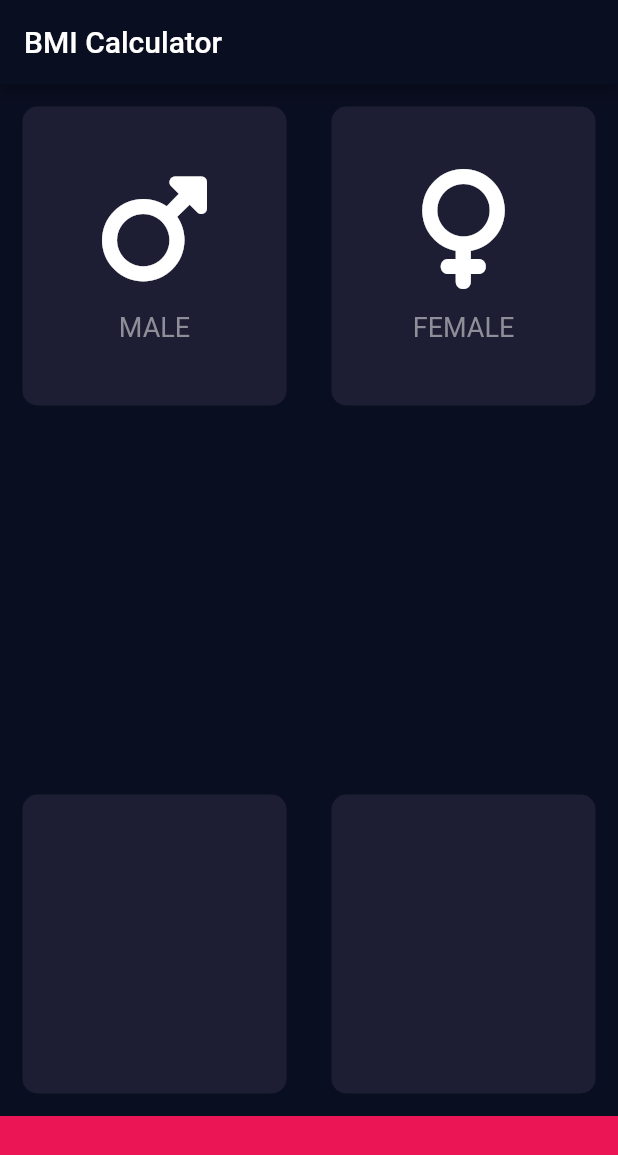
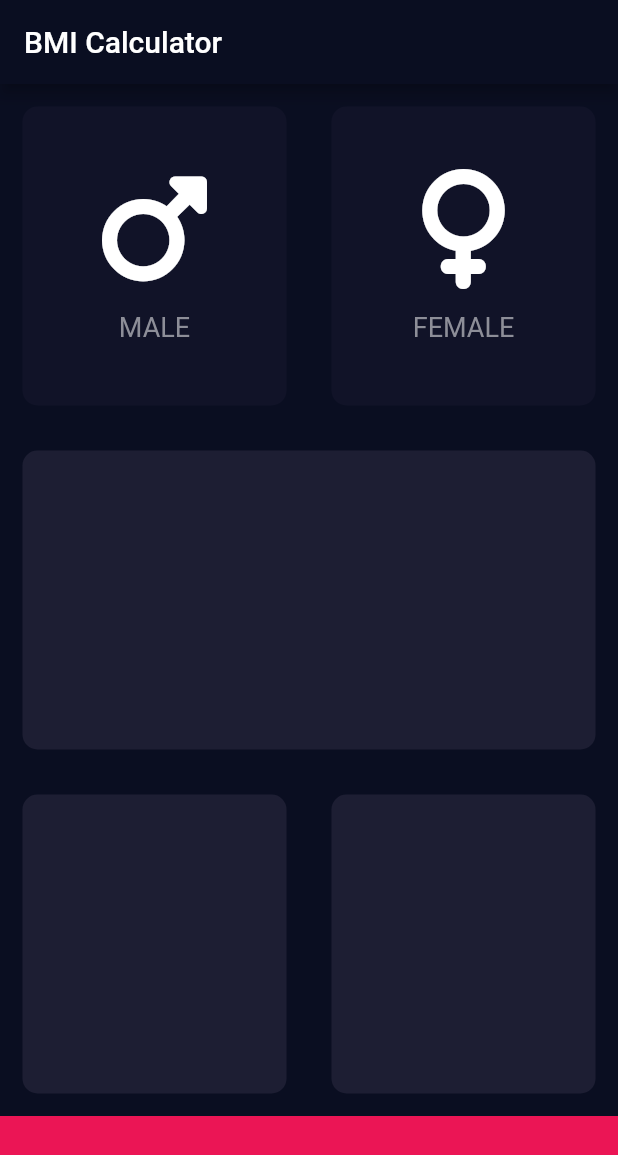
Before and after one commit to Hari25483/Flutter, a Flutter app: the screen it shows after launch, on a phone screen of 412 x 824 dp. Shown: the top 1155 px of the screen. Run offline on Flutter 3.47's test engine with Material 2 defaults, Android fonts, the light colour scheme and no system bars; our stand-ins replace audioplayers, font_awesome_flutter, rflutter_alert.

Commit message:
Distinct buttons with inactive, and  active colours.

```diff
--- a/bmi_calculator/lib/input_page.dart
+++ b/bmi_calculator/lib/input_page.dart
@@ -4,7 +4,8 @@
 import 'package:bmi_calculator/IconWidget.dart';
 
 const bottomContainerHeight = 80.00;
-const reusableWidgetColor = Color(0xFF1D1E33);
+const activeWidgetColor = Color(0xFF1D1E33);
+const inactiveWidgetColor = Color(0xFF111328);
 const bottomContainerColor = Color(0xFFEB1555);
 
 class MyHomePage extends StatefulWidget {
@@ -15,6 +16,9 @@
 }
 
 class _MyHomePageState extends State<MyHomePage> {
+  Color maleCardColor = inactiveWidgetColor;
+  Color femaleCardColor = inactiveWidgetColor;
+
   @override
   Widget build(BuildContext context) {
     return Scaffold(
@@ -28,34 +32,39 @@
                 child: Row(
               children: [
                 Expanded(
-                  child: Reusablewidget(
-                    colour: reusableWidgetColor,
-                    cardChild:
-                        IconWidget(icon: FontAwesomeIcons.mars, label: 'MALE'),
+                  child: GestureDetector(
+                    onTap: () {
+                      print("Male card was pressed!");
+                    },
+                    child: Reusablewidget(
+                      colour: inactiveWidgetColor,
+                      cardChild: IconWidget(
+                          icon: FontAwesomeIcons.mars, label: 'MALE'),
+                    ),
                   ),
                 ),
                 Expanded(
                     child: Reusablewidget(
                         cardChild: IconWidget(
                             icon: FontAwesomeIcons.venus, label: 'FEMALE'),
-                        colour: reusableWidgetColor))
+                        colour: inactiveWidgetColor))
               ],
             )),
             Expanded(
               child: Reusablewidget(
-                  cardChild: Column(), colour: reusableWidgetColor),
+                  cardChild: Container(), colour: activeWidgetColor),
             ),
             Expanded(
                 child: Row(
               children: [
                 Expanded(
                   child: Reusablewidget(
-                      cardChild: Column(), colour: reusableWidgetColor),
+                      cardChild: Column(), colour: activeWidgetColor),
                 ),
                 Expanded(
                   child: Reusablewidget(
                     cardChild: Column(),
-                    colour: reusableWidgetColor,
+                    colour: activeWidgetColor,
                   ),
                 )
               ],
```
